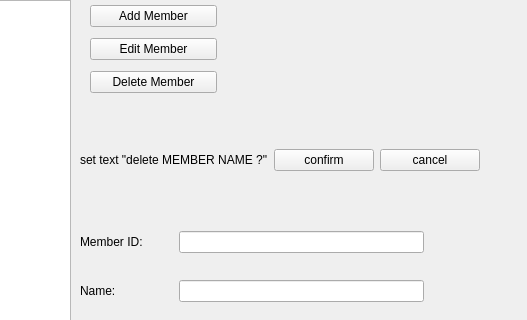
Before: the Qt Designer form mainwindow.ui in Big-Dogs/Bulk-Club-Project, drawn with Qt 5; both pictures show x 540 to 1067 and y 150 to 470 of the 1280 by 720 pixel window.
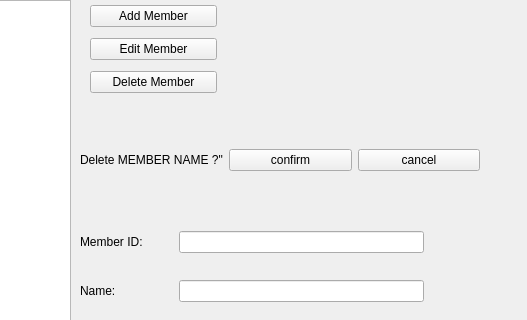
After: the same form once the commit is applied.

Commit message:
display the name of the person in the delete message
when you click delete, display a message that says "Delete ------ ?" where the dashes are the selected person's name

Diff of the .ui file:
```diff
--- a/mainwindow.ui
+++ b/mainwindow.ui
@@ -697,7 +697,7 @@
          <item row="0" column="0">
           <widget class="QLabel" name="label_admin_confirmdeletemember">
            <property name="text">
-            <string>set text &quot;delete MEMBER NAME ?&quot;</string>
+            <string>Delete MEMBER NAME ?&quot;</string>
            </property>
           </widget>
          </item>
```
The commit also changes 1 other file.
